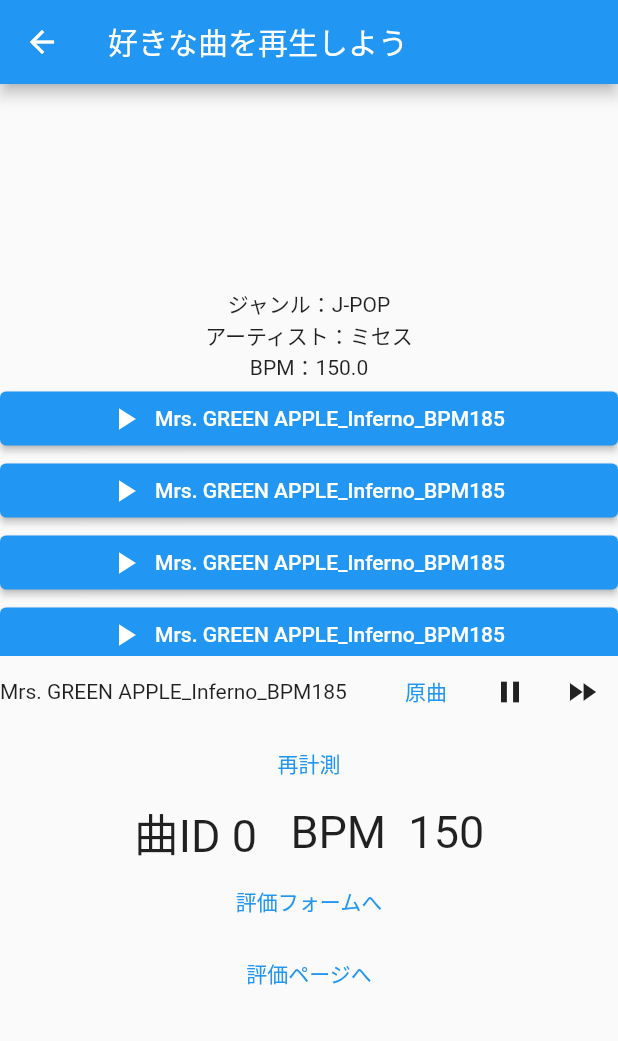
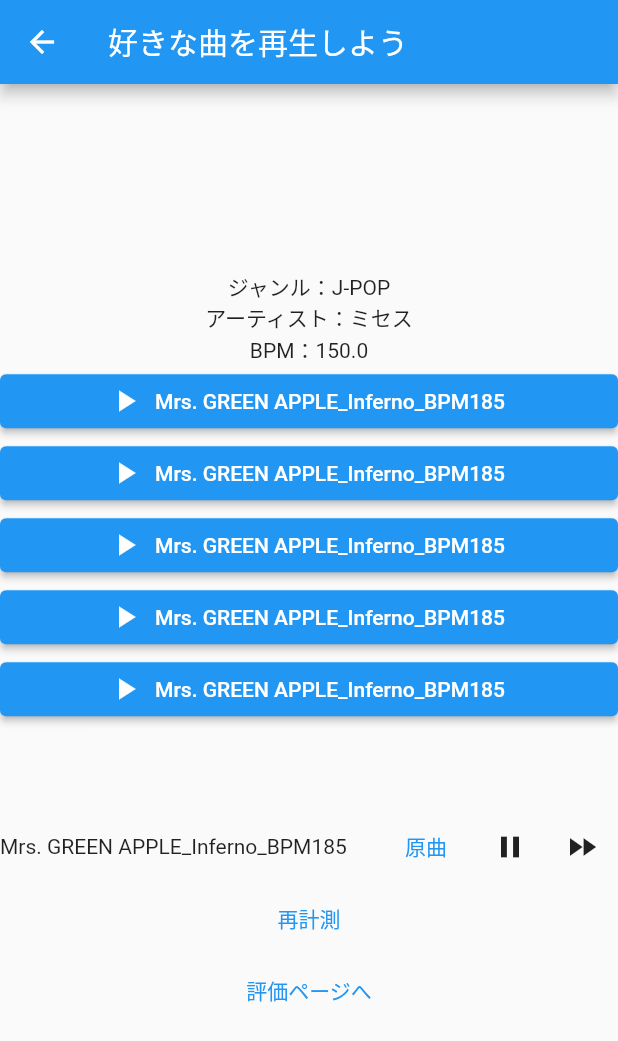
Before and after one commit to beatwalking55/beatim2, a Flutter app: the PlayPage screen opened directly, after a tap on "Mrs. GREEN APPLE_Inferno_BPM185", on a phone screen of 412 x 824 dp. Shown: the top 1041 px of the screen. Run offline on Flutter 3.47's test engine with Material 2 defaults, Android fonts, the phone set to English and light mode, and no system bars; our stand-ins replace audioplayers, cloud_firestore, firebase_core, just_audio; missing offline and left inert: audio_session; accounts and stored records are empty.

```diff
--- a/lib/musicdata.dart
+++ b/lib/musicdata.dart
@@ -766,7 +766,7 @@ Map musics = {
     'bpmIntro': 0
   },
   45: {
-    'filename': "audio/Doja Cat_Say So_BPM111.mp3",
+    'filename': "audio/Doja Cat - Say So_BPM111.mp3",
     'name': "Say So_BPM111",
     'artist': "Doja Cat",
     'BPM': 111.0,
--- a/lib/playpage.dart
+++ b/lib/playpage.dart
@@ -58,7 +58,7 @@ class _PlayPageState extends State<PlayPage> {
                       child:ElevatedButton.icon(
                         icon: Icon(Icons.play_arrow),
                         label: Text(musics[playlist[index]]['name']),
-                        onPressed: () async{
+                        onPressed: () {
                           ConcatenatingAudioSource newplaylist = ConcatenatingAudioSource(
                             children:List.generate(playlist.length, (index) => AudioSource.uri(Uri.parse('asset:${musics[playlist[index]]['filename']}'))),
                           );
@@ -72,9 +72,9 @@ class _PlayPageState extends State<PlayPage> {
                             changingspeedbutton = "原曲";
                             playericon = Icons.pause;
                           });
-                          await player.setLoopMode(LoopMode.all);
-                          await player.setAudioSource(newplaylist,initialIndex: index,initialPosition: Duration.zero);
-                          await player.play();
+                          player.setLoopMode(LoopMode.all);
+                          player.setAudioSource(newplaylist,initialIndex: index,initialPosition: Duration.zero);
+                          player.play();
                           setState(() {
                           });
                         },
@@ -127,8 +127,8 @@ class _PlayPageState extends State<PlayPage> {
                         ),
                         //ここで先送りボタンを実装した
                         IconButton(
-                            onPressed: () async {
-                              await player.seekToNext();
+                            onPressed: () {
+                              player.seekToNext();
                               setState(() {
 
                               });
@@ -154,34 +154,34 @@ class _PlayPageState extends State<PlayPage> {
               });
             }, child: Text("再計測")
             ),
-            Flexible(
-              child: StreamBuilder<int?>(
-                stream: player.currentIndexStream,
-                initialData: 0,
-                builder: (BuildContext context,snapshot){
-                  return Row(
-                    mainAxisAlignment: MainAxisAlignment.center,
-                    children: [
-                      Text("曲ID ${playlist[snapshot.data ??0]}   ",style: TextStyle(fontSize: 30),),
-                      Text("BPM  ${sensingBPM.toInt()}",style: TextStyle(fontSize: 30),),
-                    ],
-                  );
-                }
-              ),
-            ),
-            TextButton(
-                onPressed:()async{
-                  if (await canLaunch('https://docs.google.com/forms/d/e/1FAIpQLSdHaYCO4SPZdX85eiUK9luVBR3NATbVb2WmdTkRf-Ml0neRgg/viewform?usp=sf_link')) {
-                    await launch(
-                      'https://docs.google.com/forms/d/e/1FAIpQLSdHaYCO4SPZdX85eiUK9luVBR3NATbVb2WmdTkRf-Ml0neRgg/viewform?usp=sf_link',
-                      forceSafariVC: false,
-                      //forceWebView: true,
-                    );
-                  } else {
-                    throw 'このURLにはアクセスできません';
-                  }
-                },
-                child: Text("評価フォームへ")),
+            // Flexible(
+            //   child: StreamBuilder<int?>(
+            //     stream: player.currentIndexStream,
+            //     initialData: 0,
+            //     builder: (BuildContext context,snapshot){
+            //       return Row(
+            //         mainAxisAlignment: MainAxisAlignment.center,
+            //         children: [
+            //           Text("曲ID ${playlist[snapshot.data ??0]}   ",style: TextStyle(fontSize: 30),),
+            //           Text("BPM  ${sensingBPM.toInt()}",style: TextStyle(fontSize: 30),),
+            //         ],
+            //       );
+            //     }
+            //   ),
+            // ),
+            // TextButton(
+            //     onPressed:()async{
+            //       if (await canLaunch('https://docs.google.com/forms/d/e/1FAIpQLSdHaYCO4SPZdX85eiUK9luVBR3NATbVb2WmdTkRf-Ml0neRgg/viewform?usp=sf_link')) {
+            //         await launch(
+            //           'https://docs.google.com/forms/d/e/1FAIpQLSdHaYCO4SPZdX85eiUK9luVBR3NATbVb2WmdTkRf-Ml0neRgg/viewform?usp=sf_link',
+            //           forceSafariVC: false,
+            //           //forceWebView: true,
+            //         );
+            //       } else {
+            //         throw 'このURLにはアクセスできません';
+            //       }
+            //     },
+            //     child: Text("評価フォームへ")),
              Visibility(
                visible: visible,
                maintainSize: true,
```
Also changed, not shown: lib/main.dart (+7 -6 lines).
